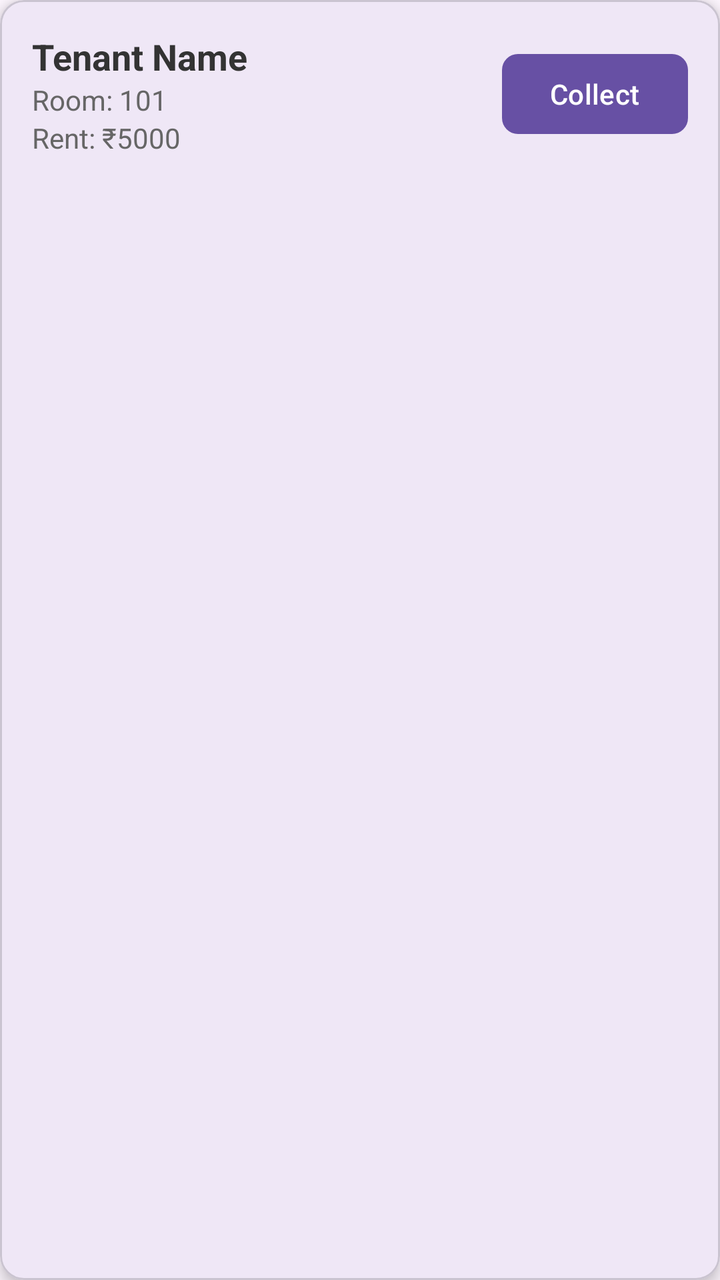
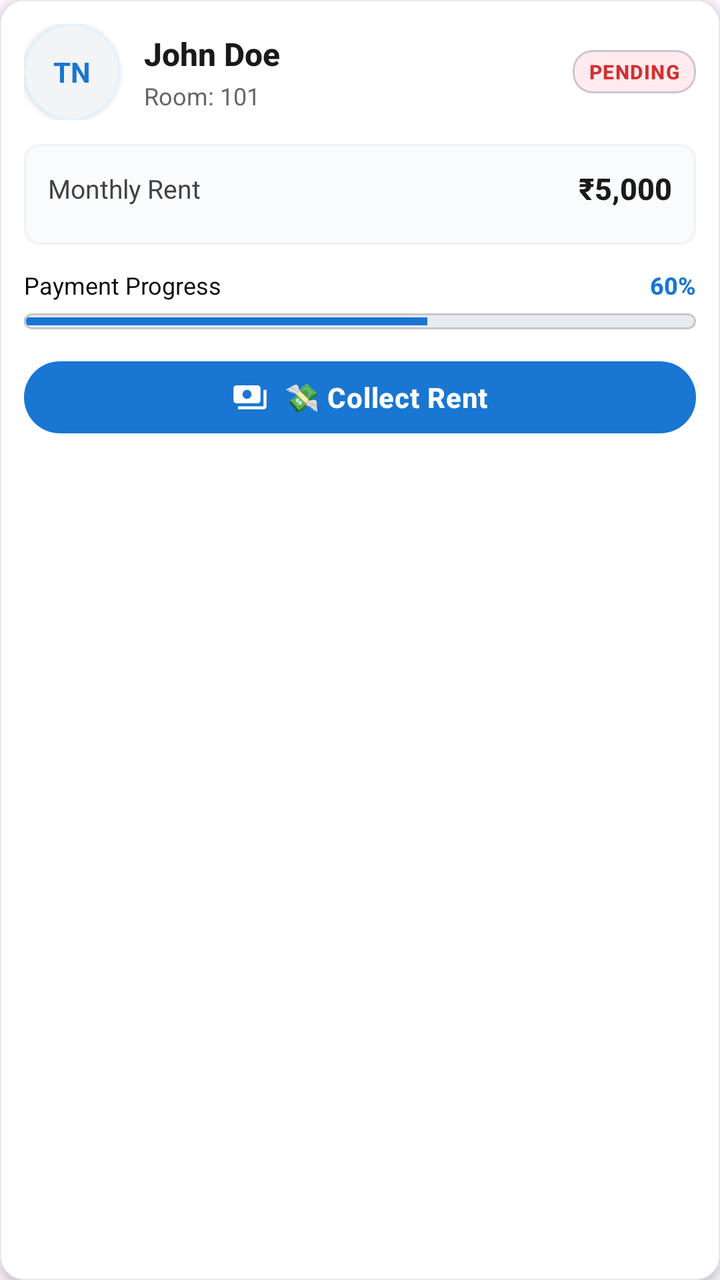

Screens rendered from an Android XML layout before and after an edit, with the pre-edit source and the edit as a unified diff.
<!-- AndroidManifest.xml: application theme Theme.RentMangment -->
<!-- res/layout/list_item_tenant_rent.xml -->
<?xml version="1.0" encoding="utf-8"?>
<com.google.android.material.card.MaterialCardView
    xmlns:android="http://schemas.android.com/apk/res/android"
    xmlns:app="http://schemas.android.com/apk/res-auto"
    android:layout_width="match_parent"
    android:layout_height="wrap_content"
    android:layout_margin="8dp"
    app:cardCornerRadius="12dp"
    app:cardElevation="4dp">

    <LinearLayout
        android:layout_width="match_parent"
        android:layout_height="wrap_content"
        android:orientation="horizontal"
        android:padding="16dp"
        android:gravity="center_vertical">

        <LinearLayout
            android:layout_width="0dp"
            android:layout_height="wrap_content"
            android:layout_weight="1"
            android:orientation="vertical">

            <TextView
                android:id="@+id/tvTenantName"
                android:layout_width="wrap_content"
                android:layout_height="wrap_content"
                android:text="Tenant Name"
                android:textSize="18sp"
                android:textStyle="bold"
                android:textColor="#333333"/>

            <TextView
                android:id="@+id/tvRoomNumber"
                android:layout_width="wrap_content"
                android:layout_height="wrap_content"
                android:text="Room: 101"
                android:textSize="14sp"
                android:textColor="#666666"/>

            <TextView
                android:id="@+id/tvRentAmount"
                android:layout_width="wrap_content"
                android:layout_height="wrap_content"
                android:text="Rent: ₹5000"
                android:textSize="14sp"
                android:textColor="#666666"/>

            <TextView
                android:id="@+id/tvPendingMonths"
                android:layout_width="wrap_content"
                android:layout_height="wrap_content"
                android:text="Pending Months: 2"
                android:textSize="14sp"
                android:textColor="#D32F2F"
                android:textStyle="italic"
                android:visibility="gone"/>

        </LinearLayout>

        <com.google.android.material.button.MaterialButton
            android:id="@+id/btnCollect"
            android:layout_width="wrap_content"
            android:layout_height="wrap_content"
            android:text="Collect"
            android:textAllCaps="false"
            app:cornerRadius="8dp"
            android:visibility="visible"/>

        <TextView
            android:id="@+id/tvPaidStatus"
            android:layout_width="wrap_content"
            android:layout_height="wrap_content"
            android:text="PAID"
            android:textColor="@color/purple_500"
            android:textSize="16sp"
            android:textStyle="bold"
            android:visibility="gone"/>

    </LinearLayout>
</com.google.android.material.card.MaterialCardView>
<!-- resources referenced by this layout -->
<resources>
  <color name="purple_500">#FF6200EE</color>
  <style name="Theme.RentMangment" parent="Base.Theme.RentMangment" />
  <style name="Base.Theme.RentMangment" parent="Theme.Material3.DayNight.NoActionBar">
          
          
      </style>
</resources>

<!-- the commit's change to res/layout/list_item_tenant_rent.xml (unified diff, before → after) -->
@@ -2,80 +2,338 @@
 <com.google.android.material.card.MaterialCardView
     xmlns:android="http://schemas.android.com/apk/res/android"
     xmlns:app="http://schemas.android.com/apk/res-auto"
+    xmlns:tools="http://schemas.android.com/tools"
+    android:id="@+id/cardView"
     android:layout_width="match_parent"
     android:layout_height="wrap_content"
-    android:layout_margin="8dp"
+    android:layout_marginHorizontal="8dp"
+    android:layout_marginVertical="4dp"
     app:cardCornerRadius="12dp"
-    app:cardElevation="4dp">
+    app:cardElevation="3dp"
+    app:strokeWidth="0.5dp"
+    app:strokeColor="#E8EAF0"
+    app:cardBackgroundColor="@android:color/white"
+    android:clickable="true"
+    android:focusable="true"
+    android:foreground="?android:attr/selectableItemBackground">
 
     <LinearLayout
         android:layout_width="match_parent"
         android:layout_height="wrap_content"
-        android:orientation="horizontal"
-        android:padding="16dp"
-        android:gravity="center_vertical">
-
+        android:orientation="vertical"
+        android:padding="12dp">
+
+        
         <LinearLayout
-            android:layout_width="0dp"
+            android:layout_width="match_parent"
             android:layout_height="wrap_content"
-            android:layout_weight="1"
-            android:orientation="vertical">
-
-            <TextView
-                android:id="@+id/tvTenantName"
+            android:orientation="horizontal"
+            android:gravity="center_vertical"
+            android:layout_marginBottom="12dp">
+
+            
+            <com.google.android.material.card.MaterialCardView
+                android:layout_width="48dp"
+                android:layout_height="48dp"
+                app:cardCornerRadius="24dp"
+                app:cardElevation="2dp"
+                app:strokeWidth="1dp"
+                app:strokeColor="#E3F2FD">
+
+                <LinearLayout
+                    android:layout_width="match_parent"
+                    android:layout_height="match_parent"
+                    android:gravity="center"
+                    android:background="#F3F4F6">
+
+                    <TextView
+                        android:id="@+id/tvTenantInitial"
+                        android:layout_width="wrap_content"
+                        android:layout_height="wrap_content"
+                        android:text="TN"
+                        android:textSize="14sp"
+                        android:textStyle="bold"
+                        android:textColor="#1976D2"
+                        android:gravity="center"
+                        tools:ignore="HardcodedText"/>
+
+                </LinearLayout>
+
+            </com.google.android.material.card.MaterialCardView>
+
+            
+            <LinearLayout
+                android:layout_width="0dp"
+                android:layout_height="wrap_content"
+                android:layout_weight="1"
+                android:layout_marginStart="12dp"
+                android:layout_marginEnd="8dp"
+                android:orientation="vertical">
+
+                <TextView
+                    android:id="@+id/tvTenantName"
+                    android:layout_width="wrap_content"
+                    android:layout_height="wrap_content"
+                    android:text="John Doe"
+                    android:textSize="16sp"
+                    android:textStyle="bold"
+                    android:textColor="#1A1A1A"
+                    android:fontFamily="sans-serif-medium"
+                    android:maxLines="1"
+                    android:ellipsize="end"
+                    tools:ignore="HardcodedText"/>
+
+                <LinearLayout
+                    android:layout_width="wrap_content"
+                    android:layout_height="wrap_content"
+                    android:orientation="horizontal"
+                    android:gravity="center_vertical"
+                    android:layout_marginTop="2dp">
+
+                    <TextView
+                        android:layout_width="wrap_content"
+                        android:layout_height="wrap_content"
+                        android:text="Room: "
+                        android:textColor="#666666"
+                        android:textSize="12sp"/>
+
+                    <TextView
+                        android:id="@+id/tvRoomNumber"
+                        android:layout_width="wrap_content"
+                        android:layout_height="wrap_content"
+                        android:text="101"
+                        android:textSize="12sp"
+                        android:textColor="#666666"
+                        android:fontFamily="sans-serif"
+                        tools:ignore="HardcodedText"/>
+
+                </LinearLayout>
+
+            </LinearLayout>
+
+            
+            <com.google.android.material.card.MaterialCardView
                 android:layout_width="wrap_content"
                 android:layout_height="wrap_content"
-                android:text="Tenant Name"
-                android:textSize="18sp"
-                android:textStyle="bold"
-                android:textColor="#333333"/>
-
-            <TextView
-                android:id="@+id/tvRoomNumber"
-                android:layout_width="wrap_content"
-                android:layout_height="wrap_content"
-                android:text="Room: 101"
-                android:textSize="14sp"
-                android:textColor="#666666"/>
-
-            <TextView
-                android:id="@+id/tvRentAmount"
-                android:layout_width="wrap_content"
-                android:layout_height="wrap_content"
-                android:text="Rent: ₹5000"
-                android:textSize="14sp"
-                android:textColor="#666666"/>
-
-            <TextView
-                android:id="@+id/tvPendingMonths"
-                android:layout_width="wrap_content"
-                android:layout_height="wrap_content"
-                android:text="Pending Months: 2"
-                android:textSize="14sp"
-                android:textColor="#D32F2F"
-                android:textStyle="italic"
-                android:visibility="gone"/>
+                app:cardCornerRadius="10dp"
+                app:cardElevation="0dp"
+                app:cardBackgroundColor="#FFEBEE">
+
+                <TextView
+                    android:id="@+id/tvPaymentStatus"
+                    android:layout_width="wrap_content"
+                    android:layout_height="wrap_content"
+                    android:text="PENDING"
+                    android:textSize="10sp"
+                    android:textStyle="bold"
+                    android:fontFamily="sans-serif-medium"
+                    android:paddingHorizontal="8dp"
+                    android:paddingVertical="4dp"
+                    android:textColor="#D32F2F"
+                    android:letterSpacing="0.05"
+                    tools:ignore="HardcodedText"/>
+
+            </com.google.android.material.card.MaterialCardView>
 
         </LinearLayout>
 
+        
+        <com.google.android.material.card.MaterialCardView
+            android:layout_width="match_parent"
+            android:layout_height="wrap_content"
+            android:layout_marginBottom="12dp"
+            app:cardCornerRadius="8dp"
+            app:cardElevation="0dp"
+            app:strokeWidth="1dp"
+            app:strokeColor="#F0F2F5"
+            app:cardBackgroundColor="#FAFBFC">
+
+            <LinearLayout
+                android:layout_width="match_parent"
+                android:layout_height="wrap_content"
+                android:orientation="vertical"
+                android:padding="12dp">
+
+                
+                <LinearLayout
+                    android:layout_width="match_parent"
+                    android:layout_height="wrap_content"
+                    android:orientation="horizontal"
+                    android:gravity="center_vertical"
+                    android:layout_marginBottom="6dp">
+
+                    <TextView
+                        android:layout_width="0dp"
+                        android:layout_height="wrap_content"
+                        android:layout_weight="1"
+                        android:text="Monthly Rent"
+                        android:textSize="13sp"
+                        android:textColor="#424242"
+                        android:fontFamily="sans-serif"/>
+
+                    <TextView
+                        android:id="@+id/tvMonthlyRent"
+                        android:layout_width="wrap_content"
+                        android:layout_height="wrap_content"
+                        android:text="₹5,000"
+                        android:textSize="15sp"
+                        android:textStyle="bold"
+                        android:textColor="#1A1A1A"
+                        android:fontFamily="sans-serif-medium"
+                        tools:ignore="HardcodedText"/>
+
+                </LinearLayout>
+
+                
+                <LinearLayout
+                    android:id="@+id/layoutCollectedAmount"
+                    android:layout_width="match_parent"
+                    android:layout_height="wrap_content"
+                    android:orientation="horizontal"
+                    android:gravity="center_vertical"
+                    android:layout_marginBottom="3dp"
+                    android:visibility="gone"
+                    tools:visibility="visible">
+
+                    <TextView
+                        android:layout_width="0dp"
+                        android:layout_height="wrap_content"
+                        android:layout_weight="1"
+                        android:text="Collected"
+                        android:textSize="13sp"
+                        android:textColor="#388E3C"
+                        android:fontFamily="sans-serif"/>
+
+                    <TextView
+                        android:id="@+id/tvCollectedAmount"
+                        android:layout_width="wrap_content"
+                        android:layout_height="wrap_content"
+                        android:text="₹3,000"
+                        android:textSize="14sp"
+                        android:textStyle="bold"
+                        android:textColor="#2E7D32"
+                        android:fontFamily="sans-serif-medium"
+                        tools:ignore="HardcodedText"/>
+
+                </LinearLayout>
+
+                
+                <LinearLayout
+                    android:id="@+id/layoutRemainingAmount"
+                    android:layout_width="match_parent"
+                    android:layout_height="wrap_content"
+                    android:orientation="horizontal"
+                    android:gravity="center_vertical"
+                    android:visibility="gone"
+                    tools:visibility="visible">
+
+                    <TextView
+                        android:layout_width="0dp"
+                        android:layout_height="wrap_content"
+                        android:layout_weight="1"
+                        android:text="Remaining"
+                        android:textSize="13sp"
+                        android:textColor="#E64A19"
+                        android:fontFamily="sans-serif"/>
+
+                    <TextView
+                        android:id="@+id/tvRemainingAmount"
+                        android:layout_width="wrap_content"
+                        android:layout_height="wrap_content"
+                        android:text="₹2,000"
+                        android:textSize="14sp"
+                        android:textStyle="bold"
+                        android:textColor="#D32F2F"
+                        android:fontFamily="sans-serif-medium"
+                        tools:ignore="HardcodedText"/>
+
+                </LinearLayout>
+
+            </LinearLayout>
+
+        </com.google.android.material.card.MaterialCardView>
+
+        
+        <LinearLayout
+            android:layout_width="match_parent"
+            android:layout_height="wrap_content"
+            android:orientation="vertical"
+            android:layout_marginBottom="12dp">
+
+            <LinearLayout
+                android:layout_width="match_parent"
+                android:layout_height="wrap_content"
+                android:orientation="horizontal"
+                android:gravity="center_vertical"
+                android:layout_marginBottom="6dp">
+
+                <TextView
+                    android:layout_width="0dp"
+                    android:layout_height="wrap_content"
+                    android:layout_weight="1"
+                    android:text="Payment Progress"
+                    android:textSize="12sp"
+                    android:textColor="#0B0B0B"
+                    android:fontFamily="sans-serif"/>
+
+                <TextView
+                    android:id="@+id/tvCollectionPercentage"
+                    android:layout_width="wrap_content"
+                    android:layout_height="wrap_content"
+                    android:text="60%"
+                    android:textSize="12sp"
+                    android:textStyle="bold"
+                    android:textColor="#1976D2"
+                    android:fontFamily="sans-serif-medium"
+                    tools:ignore="HardcodedText"/>
+
+            </LinearLayout>
+
+            
+            <com.google.android.material.card.MaterialCardView
+                android:layout_width="match_parent"
+                android:layout_height="wrap_content"
+                app:cardCornerRadius="4dp"
+                app:cardElevation="0dp"
+                app:cardBackgroundColor="#E8EAF0">
+
+                <ProgressBar
+                    android:id="@+id/progressCollection"
+                    android:layout_width="match_parent"
+                    android:layout_height="8dp"
+                    style="?android:attr/progressBarStyleHorizontal"
+                    android:max="100"
+                    android:progress="60"
+                    android:progressTint="#1976D2"
+                    android:progressBackgroundTint="#E8EAF0"
+                    android:indeterminate="false"/>
+
+            </com.google.android.material.card.MaterialCardView>
+
+        </LinearLayout>
+
+        
         <com.google.android.material.button.MaterialButton
             android:id="@+id/btnCollect"
-            android:layout_width="wrap_content"
-            android:layout_height="wrap_content"
-            android:text="Collect"
+            android:layout_width="match_parent"
+            android:layout_height="44dp"
+            android:text="💸 Collect Rent"
             android:textAllCaps="false"
-            app:cornerRadius="8dp"
-            android:visibility="visible"/>
-
-        <TextView
-            android:id="@+id/tvPaidStatus"
-            android:layout_width="wrap_content"
-            android:layout_height="wrap_content"
-            android:text="PAID"
-            android:textColor="@color/purple_500"
-            android:textSize="16sp"
+            android:textSize="14sp"
             android:textStyle="bold"
-            android:visibility="gone"/>
+            android:fontFamily="sans-serif-medium"
+            app:cornerRadius="22dp"
+            app:backgroundTint="#1976D2"
+            app:rippleColor="#BBDEFB"
+            android:textColor="@android:color/white"
+            app:elevation="1dp"
+            app:icon="@drawable/ic_payment"
+            app:iconGravity="textStart"
+            app:iconSize="18dp"
+            app:iconTint="@android:color/white"
+            android:letterSpacing="0.02"
+            tools:ignore="HardcodedText"/>
 
     </LinearLayout>
+
 </com.google.android.material.card.MaterialCardView>
<!-- resource entries referenced after the edit -->
@@ -1,6 +1,11 @@
 <!-- resources referenced by this layout -->
 <resources>
-  <color name="purple_500">#FF6200EE</color>
+  <!-- drawable ic_payment (drawable) -->
+  <vector xmlns:android="http://schemas.android.com/apk/res/android" android:height="24dp" android:tint="#000000" android:viewportHeight="24" android:viewportWidth="24" android:width="24dp">
+        
+      <path android:fillColor="@android:color/white" android:pathData="M19,14L19,6c0,-1.1 -0.9,-2 -2,-2L3,4c-1.1,0 -2,0.9 -2,2v8c0,1.1 0.9,2 2,2h14c1.1,0 2,-0.9 2,-2zM10,13c-1.66,0 -3,-1.34 -3,-3s1.34,-3 3,-3 3,1.34 3,3 -1.34,3 -3,3zM23,7v11c0,1.1 -0.9,2 -2,2L4,20v-2h17L21,7h2z"/>
+      
+  </vector>
   <style name="Theme.RentMangment" parent="Base.Theme.RentMangment" />
   <style name="Base.Theme.RentMangment" parent="Theme.Material3.DayNight.NoActionBar">
           
